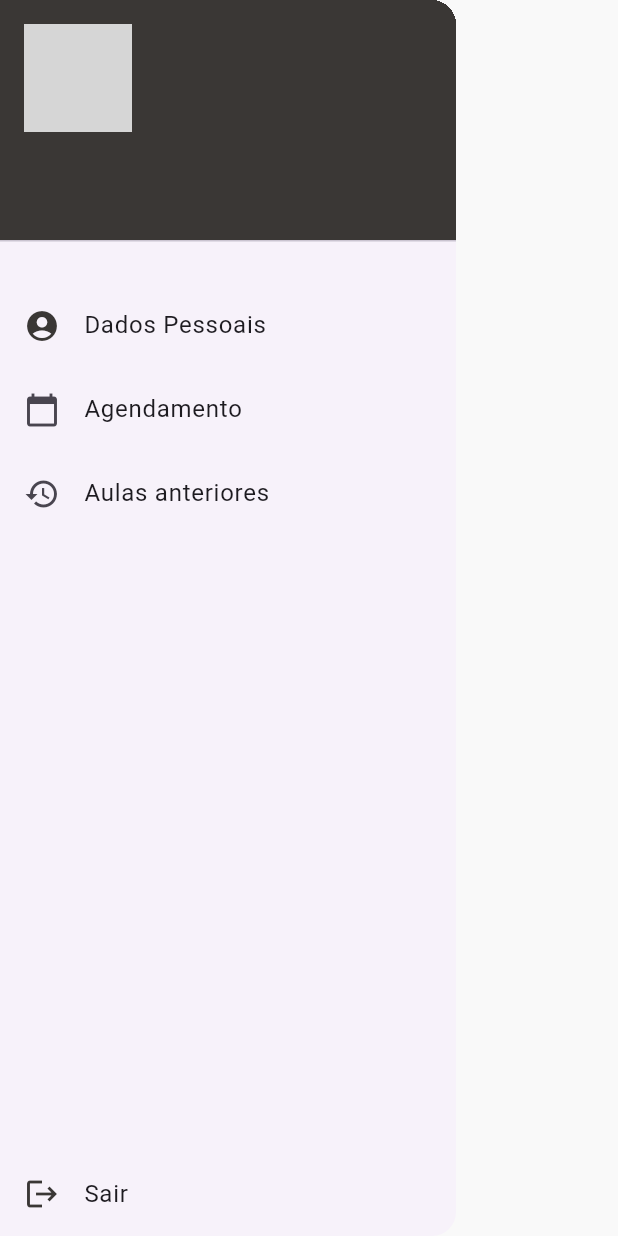
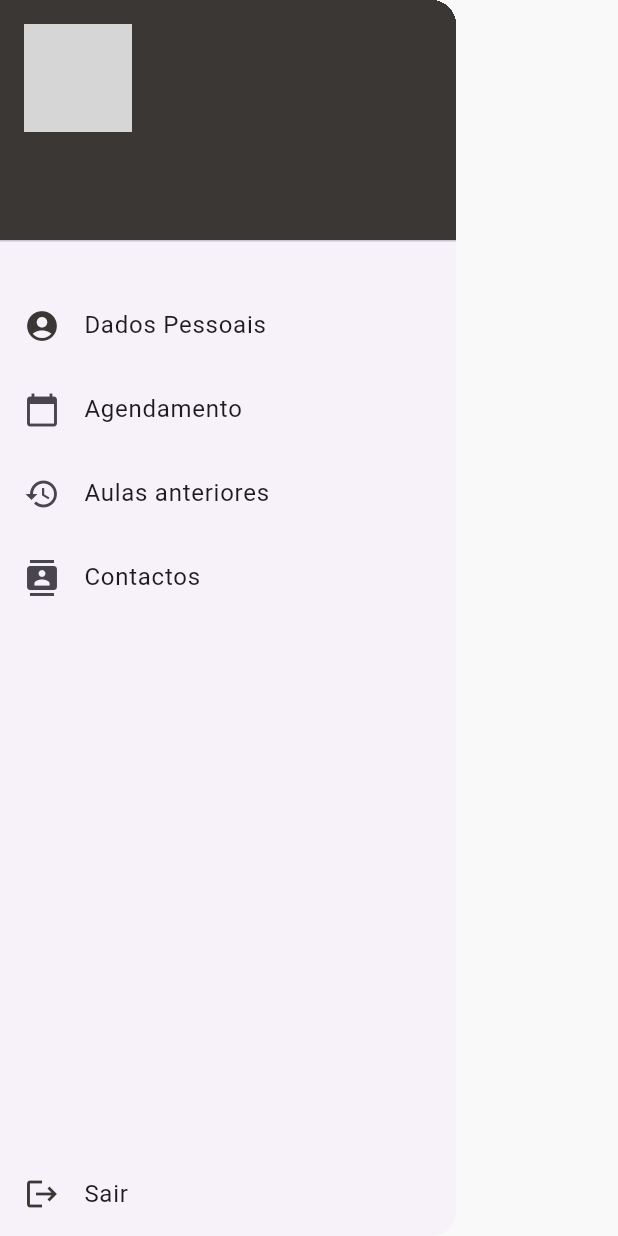
Before and after one commit to miguelnunorosa/app-neoflow, a Flutter app: the AppMenu widget shown alone on an empty page, opened directly, on a phone screen of 412 x 824 dp. Run offline on Flutter 3.47's test engine with Material 3 defaults, Android fonts, the phone set to English and light mode, and no system bars; our stand-ins replace firebase_auth, firebase_core, shared_preferences; accounts and stored records are empty; grey boxes are pictures that could not be loaded.

Commit message:
add menu entries

```diff
--- a/app/neoflow_studio/lib/shared/components/app_menu.dart
+++ b/app/neoflow_studio/lib/shared/components/app_menu.dart
@@ -19,11 +19,14 @@ class AppMenu extends StatelessWidget {
             decoration: const BoxDecoration(
               color: APP_PRIMARY_COLOR, // cor de fundo
             ),
+
             accountName: Text(
               user?.displayName ?? "Utilizador",
               style: const TextStyle(fontSize: 16, fontWeight: FontWeight.bold),
             ),
+
             accountEmail: Text(user?.email ?? "email não disponível"),
+
             currentAccountPicture: CircleAvatar(
               backgroundImage: user?.photoURL != null
                   ? NetworkImage(user!.photoURL!)
@@ -31,6 +34,7 @@ class AppMenu extends StatelessWidget {
               as ImageProvider,
               backgroundColor: Colors.white,
             ),
+
           ),
 
           // Centro - opções
@@ -64,8 +68,17 @@ class AppMenu extends StatelessWidget {
                     Navigator.pop(context);
                     // TODO: navegar para página de aulas anteriores
                   },
+                ),
 
+                ListTile(
+                  leading: const Icon(Icons.contacts),
+                  title: const Text("Contactos"),
+                  onTap: () {
+                    Navigator.pop(context);
+                    // TODO: navegar para página de contactos
+                  },
                 ),
+
               ],
             ),
           ),
@@ -75,8 +88,8 @@ class AppMenu extends StatelessWidget {
             leading: const Icon(Icons.logout, color: APP_PRIMARY_COLOR),
             title: const Text("Sair"),
             onTap: () async {
-                await FirebaseAuth.instance.signOut();
-              },
+              await FirebaseAuth.instance.signOut();
+            },
           ),
         ],
       ),
```
